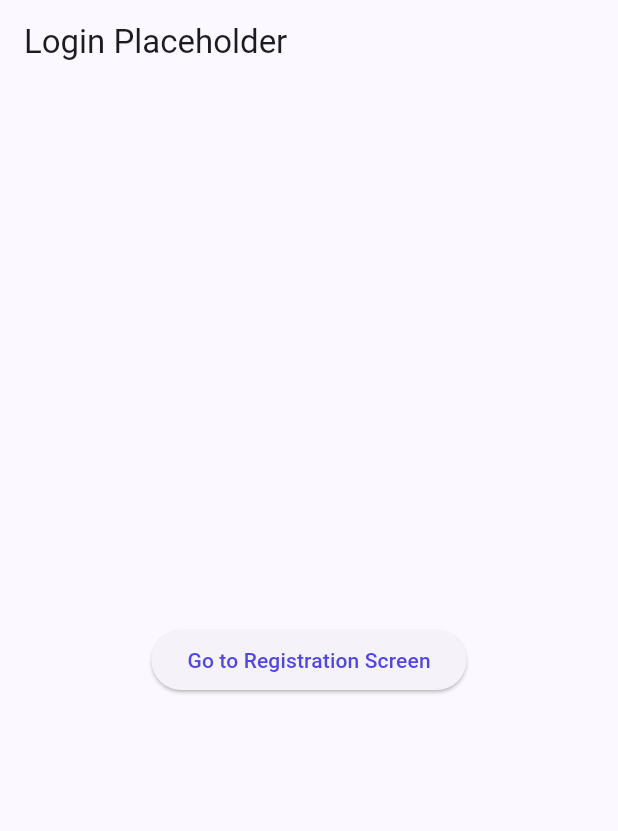
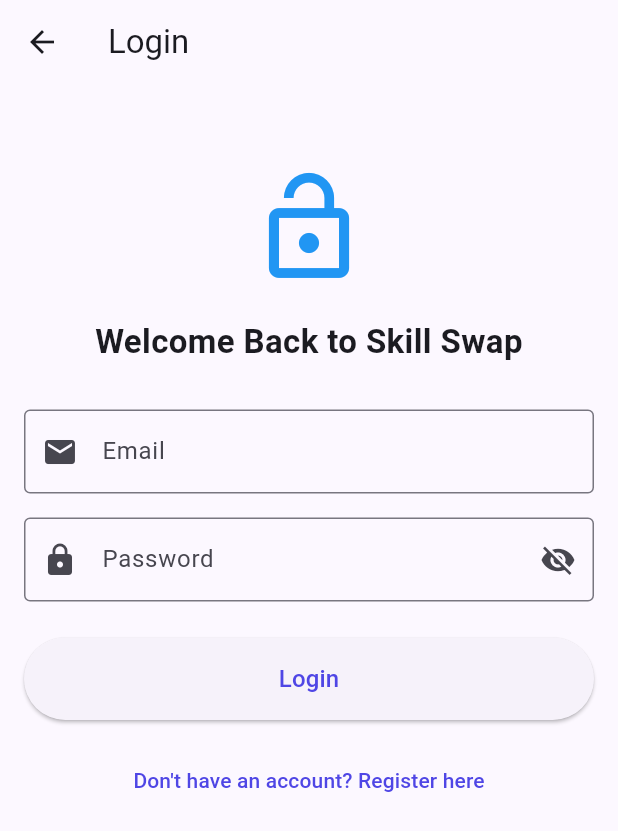
Before and after one commit to GitGuru420/skill_swap, a Flutter app: the screen it shows after launch, after a tap on "Get Started", on a phone screen of 412 x 824 dp. Shown: the top 831 px of the screen. Run offline on Flutter 3.47's test engine with Material 3 defaults, Android fonts, the phone set to English and light mode, and no system bars; our stand-ins replace shared_preferences, supabase_flutter; accounts and stored records are empty.

Commit message:
Finalize authentication system with working Login and Registration screens

```diff
--- /dev/null
+++ b/lib/features/auth/login_screen.dart
@@ -0,0 +1,168 @@
+import 'package:flutter/material.dart';
+import 'package:supabase_flutter/supabase_flutter.dart';
+
+class LoginScreen extends StatefulWidget {
+  const LoginScreen({super.key});
+
+  @override
+  State<LoginScreen> createState() => _LoginScreenState();
+}
+
+class _LoginScreenState extends State<LoginScreen> {
+  final _formKey = GlobalKey<FormState>();
+  final _emailController = TextEditingController();
+  final _passwordController = TextEditingController();
+  bool _isPasswordVisible = false;
+
+  @override
+  void dispose() {
+    _emailController.dispose();
+    _passwordController.dispose();
+    super.dispose();
+  }
+
+  Future<void> _handleLogin() async {
+    if (_formKey.currentState!.validate()) {
+      try {
+        // loading spinner
+        showDialog(
+          context: context,
+          barrierDismissible: false,
+          builder: (context) => const Center(child: CircularProgressIndicator()),
+        );
+
+        // Supabase Auth sign in
+        final AuthResponse res = await Supabase.instance.client.auth.signInWithPassword(
+          email: _emailController.text.trim(),
+          password: _passwordController.text,
+        );
+
+        if (mounted) Navigator.pop(context);
+
+        if (res.user != null) {
+          if (mounted) {
+            ScaffoldMessenger.of(context).showSnackBar(
+              const SnackBar(content: Text('Login Successful! Welcome back.')),
+            );
+            Navigator.pushReplacementNamed(context, '/');
+          }
+        }
+      } on AuthException catch (error) {
+        if (mounted) Navigator.pop(context);
+        if (mounted) {
+          ScaffoldMessenger.of(context).showSnackBar(
+            SnackBar(content: Text(error.message)),
+          );
+        }
+      } catch (error) {
+        if (mounted) Navigator.pop(context);
+        print("🔴 LOGIN ERROR: $error");
+        if (mounted) {
+          ScaffoldMessenger.of(context).showSnackBar(
+            const SnackBar(content: Text('An unexpected error occurred')),
+          );
+        }
+      }
+    }
+  }
+
+  @override
+  Widget build(BuildContext context) {
+    return Scaffold(
+      appBar: AppBar(title: const Text('Login')),
+      body: Padding(
+        padding: const EdgeInsets.all(16.0),
+        child: Form(
+          key: _formKey,
+          child: SingleChildScrollView(
+            child: Column(
+              mainAxisAlignment: MainAxisAlignment.center,
+              crossAxisAlignment: CrossAxisAlignment.stretch,
+              children: [
+                const SizedBox(height: 40),
+                const Icon(Icons.lock_open, size: 80, color: Colors.blue),
+                const SizedBox(height: 20),
+                const Text(
+                  'Welcome Back to Skill Swap',
+                  textAlign: TextAlign.center,
+                  style: TextStyle(fontSize: 22, fontWeight: FontWeight.bold),
+                ),
+                const SizedBox(height: 30),
+
+                // Email Field
+                TextFormField(
+                  controller: _emailController,
+                  keyboardType: TextInputType.emailAddress,
+                  decoration: const InputDecoration(
+                    labelText: 'Email',
+                    border: OutlineInputBorder(),
+                    prefixIcon: Icon(Icons.email),
+                  ),
+                  validator: (value) {
+                    if (value == null || value.trim().isEmpty) {
+                      return 'Please enter your email';
+                    }
+                    if (!RegExp(r'^[\w-\.]+@([\w-]+\.)+[\w-]{2,4}$').hasMatch(value.trim())) {
+                      return 'Please enter a valid email';
+                    }
+                    return null;
+                  },
+                ),
+                const SizedBox(height: 16),
+
+                // Password Field
+                TextFormField(
+                  controller: _passwordController,
+                  obscureText: !_isPasswordVisible,
+                  decoration: InputDecoration(
+                    labelText: 'Password',
+                    border: const OutlineInputBorder(),
+                    prefixIcon: const Icon(Icons.lock),
+                    suffixIcon: IconButton(
+                      icon: Icon(
+                        _isPasswordVisible ? Icons.visibility : Icons.visibility_off,
+                      ),
+                      onPressed: () {
+                        setState(() {
+                          _isPasswordVisible = !_isPasswordVisible;
+                        });
+                      },
+                    ),
+                  ),
+                  validator: (value) {
+                    if (value == null || value.isEmpty) {
+                      return 'Please enter your password';
+                    }
+                    if (value.length < 6) {
+                      return 'Password must be at least 6 characters';
+                    }
+                    return null;
+                  },
+                ),
+                const SizedBox(height: 24),
+
+                // Login Button
+                ElevatedButton(
+                  onPressed: _handleLogin,
+                  style: ElevatedButton.styleFrom(
+                    padding: const EdgeInsets.symmetric(vertical: 16),
+                  ),
+                  child: const Text('Login', style: TextStyle(fontSize: 16)),
+                ),
+                const SizedBox(height: 16),
+
+                // Navigate to Register
+                TextButton(
+                  onPressed: () {
+                    Navigator.pushNamed(context, '/register');
+                  },
+                  child: const Text("Don't have an account? Register here"),
+                ),
+              ],
+            ),
+          ),
+        ),
+      ),
+    );
+  }
+}
--- a/lib/main.dart
+++ b/lib/main.dart
@@ -3,6 +3,7 @@
 import 'package:shared_preferences/shared_preferences.dart';
 import 'features/auth/onboarding_screen.dart';
 import 'features/auth/registration_screen.dart';
+import 'features/auth/login_screen.dart';
 
 void main() async {
   // Ensure Flutter bindings are initialized before doing async work
@@ -37,32 +38,39 @@
           primary: const Color(0xFF4F46E5),
         ),
       ),
-      // If it is the first time, show Onboarding, otherwise go straight to Login placeholder
+      // Directs to onboarding if first time, else launches the real login screen
       initialRoute: isFirstTime ? '/onboarding' : '/login',
       routes: {
         '/onboarding': (context) => const OnboardingScreen(),
-        '/login': (context) => const DummyLoginScreen(),
+        '/login': (context) => const LoginScreen(), // Replaced placeholder with real LoginScreen
         '/register': (context) => const RegistrationScreen(),
+        '/': (context) => const HomeScreenPlaceholder(), // Route where user lands after a successful login
       },
     );
   }
 }
 
-// Temporary placeholder screen for compile purposes
-class DummyLoginScreen extends StatelessWidget {
-  const DummyLoginScreen({super.key});
+// Temporary post-login landing screen placeholder
+class HomeScreenPlaceholder extends StatelessWidget {
+  const HomeScreenPlaceholder({super.key});
 
   @override
   Widget build(BuildContext context) {
     return Scaffold(
-      appBar: AppBar(title: const Text('Login Placeholder')),
-      body: Center(
-        child: ElevatedButton(
-          onPressed: () {
-            Navigator.pushNamed(context, '/register');
-          },
-          child: const Text('Go to Registration Screen'),
-        ),
+      appBar: AppBar(
+        title: const Text('Dashboard'),
+        actions: [
+          IconButton(
+            icon: const Icon(Icons.logout),
+            onPressed: () async {
+              await Supabase.instance.client.auth.signOut();
+              Navigator.pushReplacementNamed(context, '/login');
+            },
+          ),
+        ],
+      ),
+      body: const Center(
+        child: Text('Welcome to your Skill Swap Dashboard!'),
       ),
     );
   }
```
